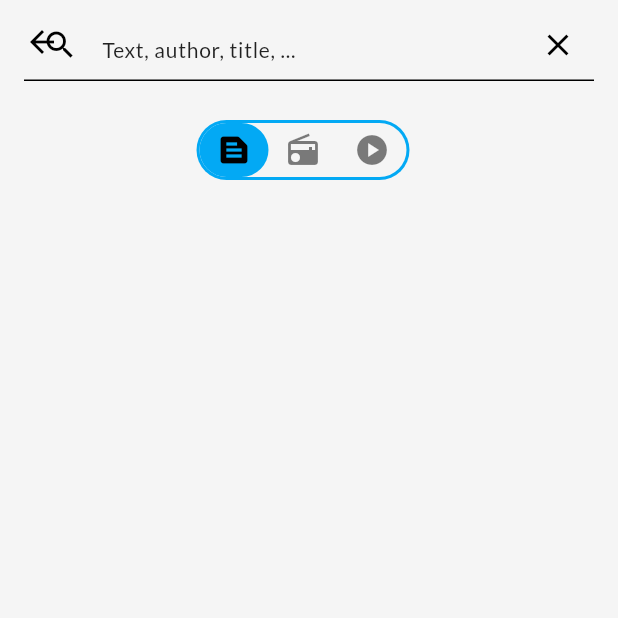
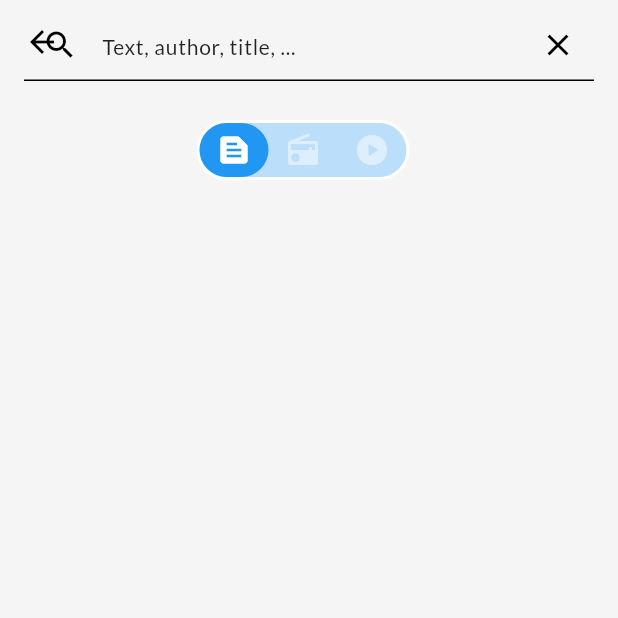
Before and after one commit to f-leoni/lyrics2, a Flutter app: the SearchScreen screen opened directly, on a phone screen of 412 x 824 dp, the top half of it. Run offline on Flutter 3.47's test engine with Material 3 defaults, Android fonts, the phone set to English and light mode, and no system bars; drawn by our look-alikes of animated_toggle_switch; our stand-ins replace cloud_firestore, firebase_auth, firebase_core, firebase_crashlytics, google_fonts, logger and 3 more; missing offline and left inert: beautiful_soup_dart, flutter_acrcloud, genius_api_unofficial, nowplaying, sqlbrite, xml2json; accounts and stored records are empty; generated files the repository leaves out were written again; statements that could not run were skipped.

Commit message:
Some aesthetical fixes. Theme upgrades and modification.

```diff
--- a/lib/components/lyric_tile.dart
+++ b/lib/components/lyric_tile.dart
@@ -28,7 +28,7 @@ class LyricTile extends StatelessWidget {
         return Padding(
           padding: const EdgeInsets.all(2.0),
           child: Card(
-            color: theme.colorScheme.surface,
+            color: theme.cardColor,
             shape: RoundedRectangleBorder(
               borderRadius: const BorderRadius.all(Radius.circular(10.0)),
               side: BorderSide(color: theme.focusColor),
--- a/lib/components/search_selector.dart
+++ b/lib/components/search_selector.dart
@@ -44,7 +44,9 @@ class _SearchSelectorState extends State<SearchSelector> {
             SearchType.nowPlaying,
           ],
           height: 40.0,
-          innerColor: users.themeData.primaryColor,
+          innerColor: users.themeData.primaryColorLight,
+          borderColor: users.themeData.canvasColor,
+          indicatorColor: users.themeData.indicatorColor,
           onChanged: (int newSearchType) {
             searchType = newSearchType;
             manager.switchSearch(
@@ -61,20 +63,20 @@ class _SearchSelectorState extends State<SearchSelector> {
                 {
                   return Icon(
                     Icons.radio,
-                    color: users.themeData.colorScheme.inversePrimary,);
+                    color: users.themeData.canvasColor,);
                 }
               case SearchType.nowPlaying:
                 {
                   return Icon(
                     Icons.play_circle,
-                    color: users.themeData.colorScheme.inversePrimary,);
+                    color: users.themeData.canvasColor,);
                 }
               case SearchType.text:
               default:
                 {
                   return Icon(
                     Icons.text_snippet,
-                    color: users.themeData.colorScheme.inversePrimary,);
+                    color: users.themeData.canvasColor,);
                 }
             }
           },
--- a/lib/lyricstheme.dart
+++ b/lib/lyricstheme.dart
@@ -18,7 +18,7 @@ class LyricsTheme {
     titleLarge: GoogleFonts.lato(
         fontSize: 24.0, fontWeight: FontWeight.bold, color: Colors.black87),
     titleMedium: GoogleFonts.lato(
-        fontSize: 18.0, fontWeight: FontWeight.normal, color: Colors.black87),
+        fontSize: 20.0, fontWeight: FontWeight.normal, color: Colors.black87),
     titleSmall: GoogleFonts.lato(
         fontSize: 14.0, fontWeight: FontWeight.normal, color: Colors.black87),
     labelLarge: GoogleFonts.lato(
@@ -51,7 +51,7 @@ class LyricsTheme {
     titleLarge: GoogleFonts.lato(
         fontSize: 24.0, fontWeight: FontWeight.bold, color: Colors.white70),
     titleMedium: GoogleFonts.lato(
-        fontSize: 18.0, fontWeight: FontWeight.w300, color: Colors.white70),
+        fontSize: 20.0, fontWeight: FontWeight.w300, color: Colors.white70),
     titleSmall: GoogleFonts.lato(
         fontSize: 14.0, fontWeight: FontWeight.w300, color: Colors.white70),
     labelLarge: GoogleFonts.lato(
--- a/lib/screens/search_screen.dart
+++ b/lib/screens/search_screen.dart
@@ -395,7 +395,7 @@ class _SearchScreenState extends State<SearchScreen> {
             child: TextField(
               controller: _searchControllerText,
               onSubmitted: (value) => startSearch(context),
-              style: Theme.of(context).textTheme.titleLarge,
+              style: Theme.of(context).textTheme.titleMedium,
               decoration: InputDecoration(
                 prefixIcon: IconButton(
                     icon: const Icon(Icons.search),
```
Also changed, not shown: lib/components/now_playing_panel.dart (+59 -30 lines).
